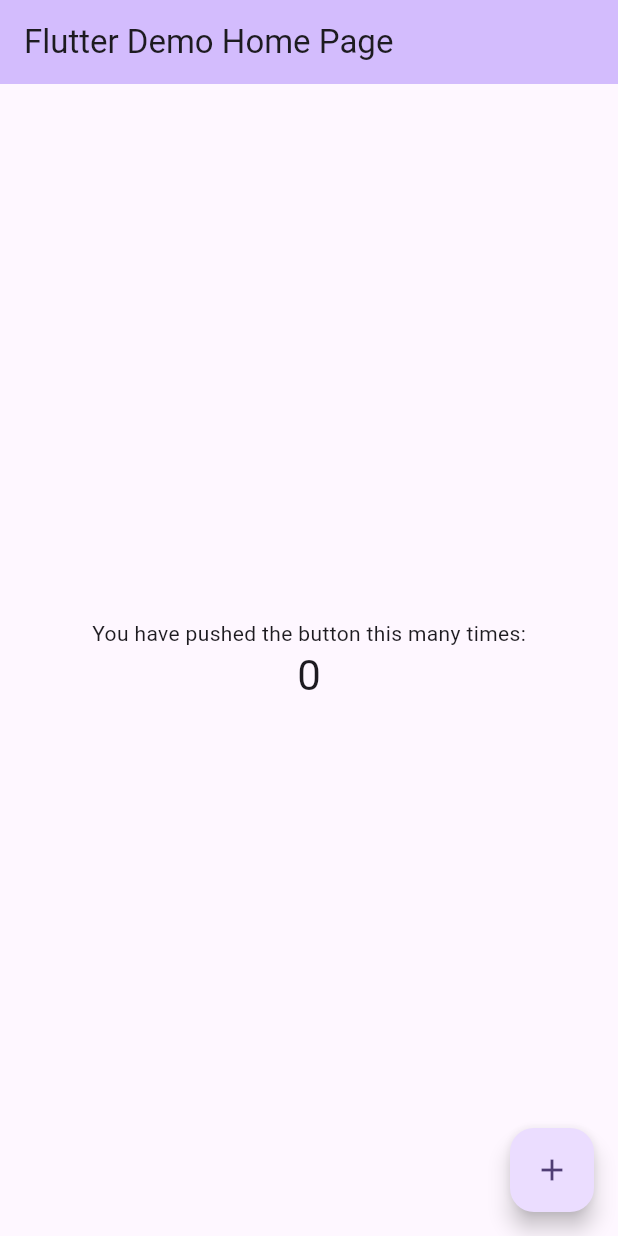
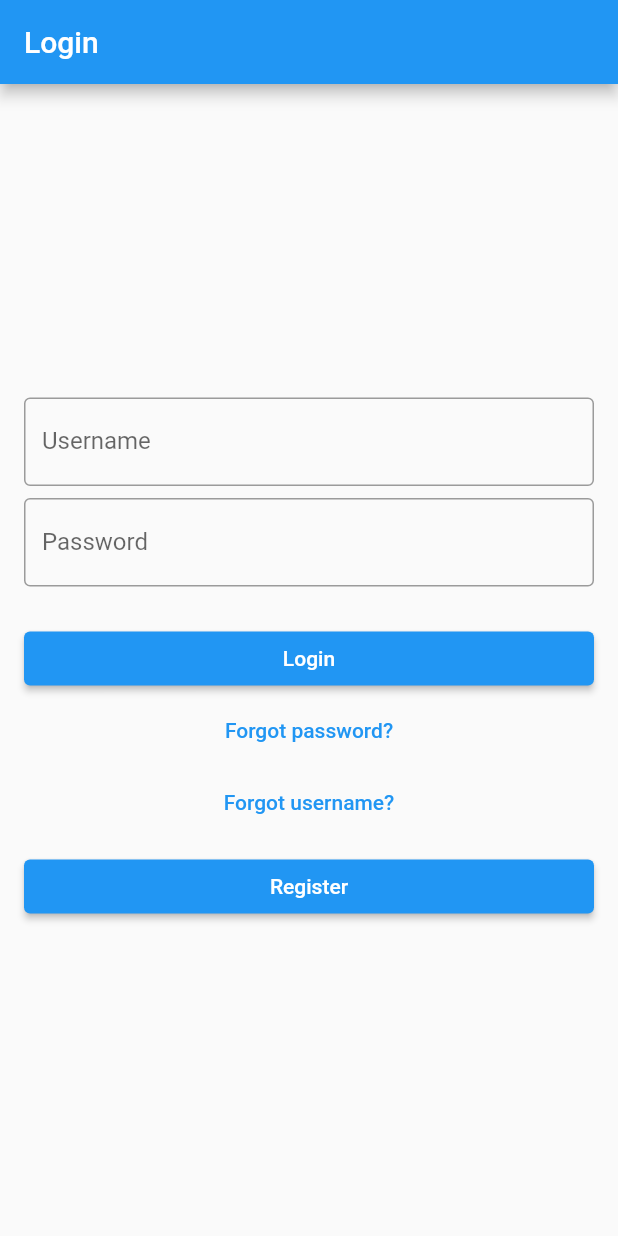
Before and after one commit to Alastair7/dm-grimoire-app, a Flutter app: the screen it shows after launch, on a phone screen of 412 x 824 dp. Run offline on Flutter 3.47's test engine with Material 2 defaults, Android fonts, the phone set to English and light mode, and no system bars.

Commit message:
early login test

```diff
--- a/dm-grimoire-app/dm_grimoire/lib/main.dart
+++ b/dm-grimoire-app/dm_grimoire/lib/main.dart
@@ -1,125 +1,6 @@
 import 'package:flutter/material.dart';
+import 'src/ui/login.dart';
 
 void main() {
-  runApp(const MyApp());
+  runApp(MyApp());
 }
-
-class MyApp extends StatelessWidget {
-  const MyApp({super.key});
-
-  // This widget is the root of your application.
-  @override
-  Widget build(BuildContext context) {
-    return MaterialApp(
-      title: 'Flutter Demo',
-      theme: ThemeData(
-        // This is the theme of your application.
-        //
-        // TRY THIS: Try running your application with "flutter run". You'll see
-        // the application has a blue toolbar. Then, without quitting the app,
-        // try changing the seedColor in the colorScheme below to Colors.green
-        // and then invoke "hot reload" (save your changes or press the "hot
-        // reload" button in a Flutter-supported IDE, or press "r" if you used
-        // the command line to start the app).
-        //
-        // Notice that the counter didn't reset back to zero; the application
-        // state is not lost during the reload. To reset the state, use hot
-        // restart instead.
-        //
-        // This works for code too, not just values: Most code changes can be
-        // tested with just a hot reload.
-        colorScheme: ColorScheme.fromSeed(seedColor: Colors.deepPurple),
-        useMaterial3: true,
-      ),
-      home: const MyHomePage(title: 'Flutter Demo Home Page'),
-    );
-  }
-}
-
-class MyHomePage extends StatefulWidget {
-  const MyHomePage({super.key, required this.title});
-
-  // This widget is the home page of your application. It is stateful, meaning
-  // that it has a State object (defined below) that contains fields that affect
-  // how it looks.
-
-  // This class is the configuration for the state. It holds the values (in this
-  // case the title) provided by the parent (in this case the App widget) and
-  // used by the build method of the State. Fields in a Widget subclass are
-  // always marked "final".
-
-  final String title;
-
-  @override
-  State<MyHomePage> createState() => _MyHomePageState();
-}
-
-class _MyHomePageState extends State<MyHomePage> {
-  int _counter = 0;
-
-  void _incrementCounter() {
-    setState(() {
-      // This call to setState tells the Flutter framework that something has
-      // changed in this State, which causes it to rerun the build method below
-      // so that the display can reflect the updated values. If we changed
-      // _counter without calling setState(), then the build method would not be
-      // called again, and so nothing would appear to happen.
-      _counter++;
-    });
-  }
-
-  @override
-  Widget build(BuildContext context) {
-    // This method is rerun every time setState is called, for instance as done
-    // by the _incrementCounter method above.
-    //
-    // The Flutter framework has been optimized to make rerunning build methods
-    // fast, so that you can just rebuild anything that needs updating rather
-    // than having to individually change instances of widgets.
-    return Scaffold(
-      appBar: AppBar(
-        // TRY THIS: Try changing the color here to a specific color (to
-        // Colors.amber, perhaps?) and trigger a hot reload to see the AppBar
-        // change color while the other colors stay the same.
-        backgroundColor: Theme.of(context).colorScheme.inversePrimary,
-        // Here we take the value from the MyHomePage object that was created by
-        // the App.build method, and use it to set our appbar title.
-        title: Text(widget.title),
-      ),
-      body: Center(
-        // Center is a layout widget. It takes a single child and positions it
-        // in the middle of the parent.
-        child: Column(
-          // Column is also a layout widget. It takes a list of children and
-          // arranges them vertically. By default, it sizes itself to fit its
-          // children horizontally, and tries to be as tall as its parent.
-          //
-          // Column has various properties to control how it sizes itself and
-          // how it positions its children. Here we use mainAxisAlignment to
-          // center the children vertically; the main axis here is the vertical
-          // axis because Columns are vertical (the cross axis would be
-          // horizontal).
-          //
-          // TRY THIS: Invoke "debug painting" (choose the "Toggle Debug Paint"
-          // action in the IDE, or press "p" in the console), to see the
-          // wireframe for each widget.
-          mainAxisAlignment: MainAxisAlignment.center,
-          children: <Widget>[
-            const Text(
-              'You have pushed the button this many times:',
-            ),
-            Text(
-              '$_counter',
-              style: Theme.of(context).textTheme.headlineMedium,
-            ),
-          ],
-        ),
-      ),
-      floatingActionButton: FloatingActionButton(
-        onPressed: _incrementCounter,
-        tooltip: 'Increment',
-        child: const Icon(Icons.add),
-      ), // This trailing comma makes auto-formatting nicer for build methods.
-    );
-  }
-}
--- /dev/null
+++ b/dm-grimoire-app/dm_grimoire/lib/src/ui/login.dart
@@ -0,0 +1,71 @@
+import 'package:flutter/material.dart';
+
+class MyApp extends StatelessWidget {
+  @override
+  Widget build(BuildContext context) {
+    return MaterialApp(
+      title: 'Flutter Login Screen',
+      home: LoginScreen(),
+    );
+  }
+}
+
+class LoginScreen extends StatelessWidget {
+  @override
+  Widget build(BuildContext context) {
+    return Scaffold(
+      appBar: AppBar(
+        title: const Text('Login'),
+      ),
+      body: Padding(
+        padding: const EdgeInsets.all(16.0),
+        child: Column(
+          mainAxisAlignment: MainAxisAlignment.center,
+          crossAxisAlignment: CrossAxisAlignment.stretch,
+          children: <Widget>[
+            const TextField(
+              decoration: InputDecoration(
+                labelText: 'Username',
+                border: OutlineInputBorder(),
+              ),
+            ),
+            const SizedBox(height: 8.0),
+            const TextField(
+              obscureText: true,
+              decoration: InputDecoration(
+                labelText: 'Password',
+                border: OutlineInputBorder(),
+              ),
+            ),
+            const SizedBox(height: 24.0),
+            ElevatedButton(
+              child: const Text('Login'),
+              onPressed: () {
+                // Implementar lógica de inicio de sesión
+              },
+            ),
+            TextButton(
+              child: const Text('Forgot password?'),
+              onPressed: () {
+                // Implementar lógica de recuperación de contraseña
+              },
+            ),
+            TextButton(
+              child: const Text('Forgot username?'),
+              onPressed: () {
+                // Implementar lógica de recuperación de usuario
+              },
+            ),
+            const SizedBox(height: 8.0),
+            ElevatedButton(
+              child: const Text('Register'),
+              onPressed: () {
+                // Implementar lógica de registro
+              },
+            ),
+          ],
+        ),
+      ),
+    );
+  }
+}
```
